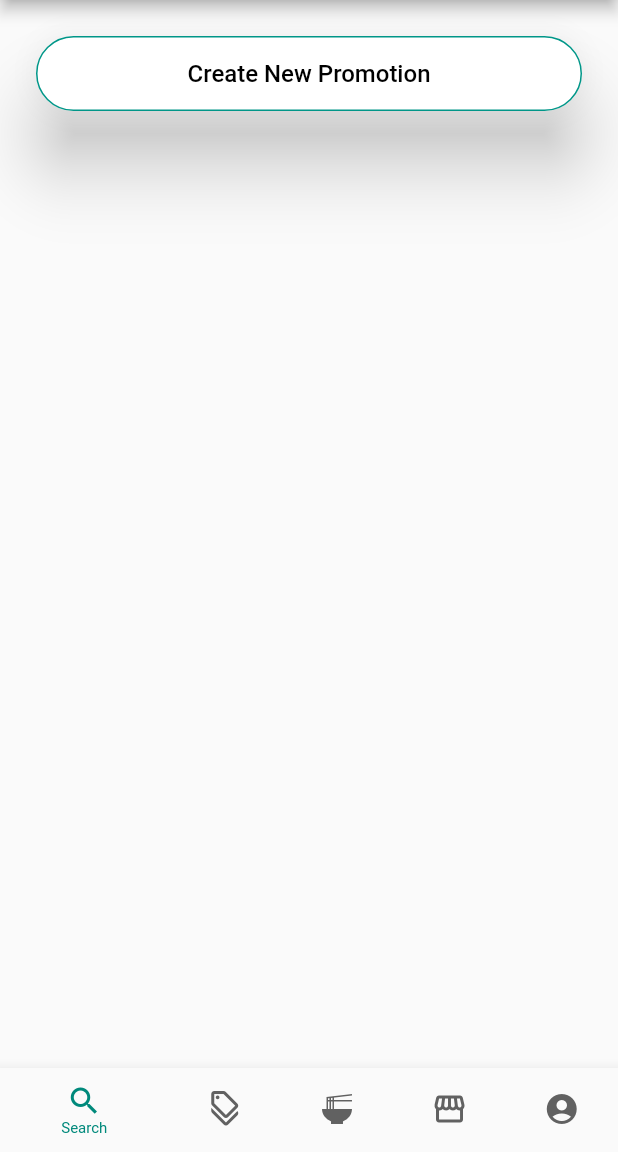
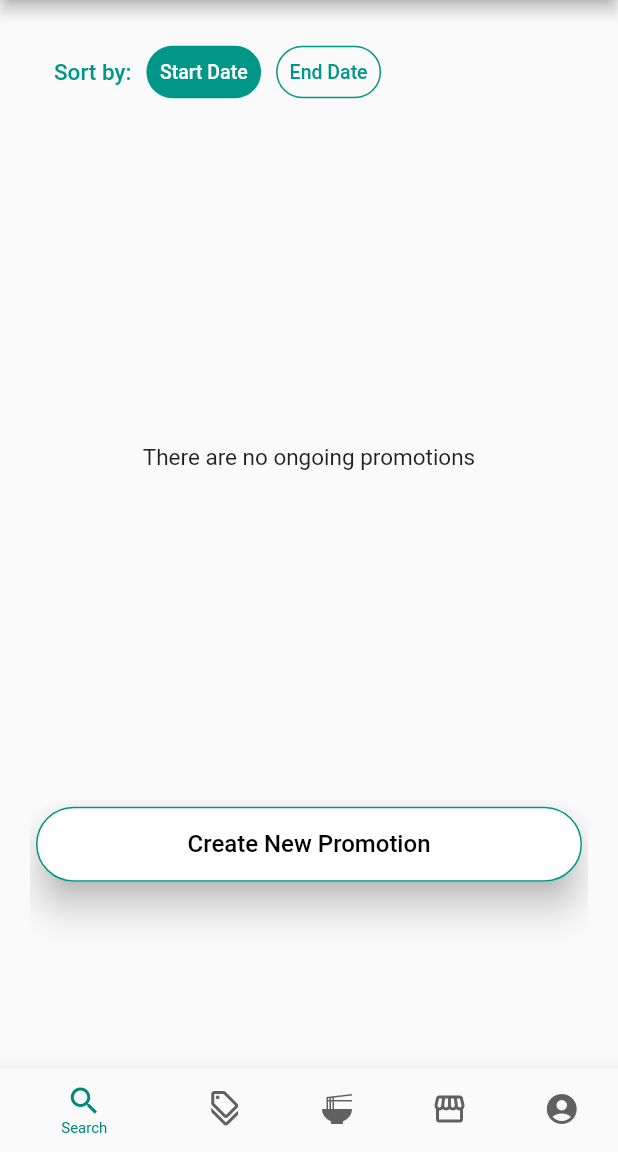
Before and after one commit to waisheen/foodies, a Flutter app: the screen it shows once a user with an empty profile is signed in, swiped to page 2, on a phone screen of 412 x 824 dp, the part 84-1236 px from its top. Run offline on Flutter 3.47's test engine with Material 2 defaults, Android fonts, the phone set to English and light mode, and no system bars; our stand-ins replace bordered_text, cloud_firestore, firebase_auth, firebase_core, flutter_spinkit; accounts and stored records are empty.

Commit message:
sort promotions by start/end date, no promotions scenario

```diff
--- a/lib/Promotion/sellerpromotionpage.dart
+++ b/lib/Promotion/sellerpromotionpage.dart
@@ -24,6 +24,11 @@ class _SellerPromotionPageState extends State<SellerPromotionPage> {
   final CollectionReference shops =
       FirebaseFirestore.instance.collection("Shop");
 
+  //variable states
+  Color colour = Colors.teal;
+  bool sortByStart = true;
+  bool sortByEnd = false;
+
   @override
   Widget build(BuildContext context) {
     return Scaffold(
@@ -34,11 +39,38 @@ class _SellerPromotionPageState extends State<SellerPromotionPage> {
               if (!snapshot.hasData) {
                 return const Loading();
               }
-              return ListView(
+              return Padding(
                 padding: const EdgeInsets.all(20),
-                physics: const BouncingScrollPhysics(
+                child: CustomScrollView(
+                  physics: const BouncingScrollPhysics(
                     parent: AlwaysScrollableScrollPhysics()),
-                children: promoList(snapshot.data!.docs),
+                  slivers: [
+                    SliverAppBar(
+                      backgroundColor: Colors.transparent,
+                      title: Row(children: [
+                          Text("Sort by:", style: TextStyle(fontSize: 15, color: colour),),
+                          const SizedBox(width: 10),
+                          sortButton("Start Date", sortByStart, () {
+                            setState(() {
+                              sortByStart = true;
+                              sortByEnd = false;
+                            });
+                          }),
+                          const SizedBox(width: 10),
+                          sortButton("End Date", sortByEnd, () {
+                            setState(() {
+                              sortByStart = false;
+                              sortByEnd = true;
+                            });
+                          }),
+                        ],
+                      ),
+                      ),
+                    SliverList(
+                      delegate: SliverChildListDelegate(promoList(snapshot.data!.docs))
+                      ),
+                  ],
+                ),
               );
             }));
   }
@@ -53,18 +85,40 @@ class _SellerPromotionPageState extends State<SellerPromotionPage> {
         //only show seller's promos
         .where((promo) => promo.shop_id == widget.shop!.uid)
         .toList();
-    //sort promos acc to startDate
-    filtered.sort((a, b) => a.startDate.compareTo(b.startDate));
+
+    //sort promos acc to startDate or endDate
+    if (sortByStart) {
+      filtered.sort((a, b) => a.startDate.compareTo(b.startDate));
+    } else if (sortByEnd) {
+      filtered.sort((a, b) => a.endDate.compareTo(b.endDate));
+    }
 
     List<Widget> widgetList =
         filtered.map((promo) => promoWidget(promo)).toList();
+
+    //if store has no ongoing promotions
+    if (widgetList.isEmpty) {
+      widgetList.add(
+        SizedBox(
+          height: MediaQuery.of(context).size.height / 1.8,
+          child: const Align(
+            alignment: Alignment.center,
+            child: Text("There are no ongoing promotions",
+              textAlign: TextAlign.center,
+              style: TextStyle(fontSize: 15),
+              ),
+          ),
+        ),
+      );
+    }
+
     widgetList.add(
       Card(
         shape: RoundedRectangleBorder(
           borderRadius: BorderRadius.circular(30),
         ),
         // color: Colors.teal.shade600.withOpacity(0.5),
-        elevation: 20,
+        elevation: 10,
         child: bigButton(
           "Create New Promotion",
           () async {
@@ -84,7 +138,7 @@ class _SellerPromotionPageState extends State<SellerPromotionPage> {
   Widget promoWidget(Promotion promo) {
     return Card(
       clipBehavior: Clip.hardEdge,
-      elevation: 20,
+      elevation: 5,
       shape: RoundedRectangleBorder(
         borderRadius: BorderRadius.circular(20),
       ),
@@ -178,4 +232,25 @@ class _SellerPromotionPageState extends State<SellerPromotionPage> {
         .toList();
     return shopList[0];
   }
+
+  //create sort button
+  Widget sortButton(String text, bool selected, Function()? onPressed) {
+    return Container(
+      height: 35.0,
+      decoration: BoxDecoration(
+        color: selected ? colour : Colors.transparent,
+        borderRadius: BorderRadius.circular(30),
+        border: Border.all(color: colour),
+      ),
+      child:
+      TextButton(
+        onPressed: onPressed,
+        child: Text(
+          text,
+          style: TextStyle(color: selected ? Colors.white : colour, fontSize: 13),
+        ),
+      ),
+    );
+  }
+
 }
```
Also changed, not shown: lib/Promotion/userpromotionpage.dart (+81 -10 lines).
